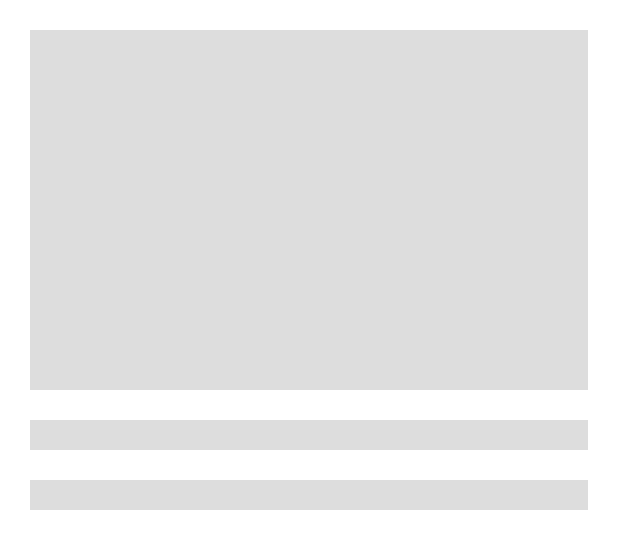
After one commit to zachtrong/Loisusong, an Android app: the layout item_placeholder.xml on its own in the app's theme, with its tools: preview values and no code run, on a phone screen of 412 x 824 dp. The commit adds this screen. Shown: the top 549 px of the screen. Run offline under Robolectric (Android 15) with nearby library versions, the phone set to English and light mode, and no system bars.

Commit message:
add placeholder

```diff
--- a/app/build.gradle
+++ b/app/build.gradle
@@ -70,6 +70,7 @@ dependencies {
 
     implementation 'com.squareup.picasso:picasso:2.71828'
     implementation 'com.makeramen:roundedimageview:2.3.0'
+    implementation 'io.supercharge:shimmerlayout:2.1.0'
 }
 
 realm {
--- a/app/src/main/java/com/example/ztrong/loisusong/activity/MainActivity.java
+++ b/app/src/main/java/com/example/ztrong/loisusong/activity/MainActivity.java
@@ -21,6 +21,7 @@ import com.example.ztrong.loisusong.fragment.LibraryFragment;
 
 import butterknife.BindView;
 import butterknife.ButterKnife;
+import io.supercharge.shimmerlayout.ShimmerLayout;
 
 public class MainActivity extends BaseActivity implements NavigationView.OnNavigationItemSelectedListener {
 
--- a/app/src/main/java/com/example/ztrong/loisusong/adapter/PostsRecyclerAdapter.java
+++ b/app/src/main/java/com/example/ztrong/loisusong/adapter/PostsRecyclerAdapter.java
@@ -14,7 +14,9 @@ import com.example.ztrong.loisusong.R;
 import com.example.ztrong.loisusong.service.model.PostsChild.SizeType;
 import com.example.ztrong.loisusong.service.model.PostsChild.Sizes;
 import com.example.ztrong.loisusong.service.model.PostsModel;
+import com.example.ztrong.loisusong.service.utils.image.BitmapTransform;
 import com.makeramen.roundedimageview.RoundedTransformationBuilder;
+import com.squareup.picasso.MemoryPolicy;
 import com.squareup.picasso.Picasso;
 import com.squareup.picasso.Transformation;
 
--- a/app/src/main/res/layout/drawer_header.xml
+++ b/app/src/main/res/layout/drawer_header.xml
@@ -1,6 +1,6 @@
 <?xml version="1.0" encoding="utf-8"?>
 <RelativeLayout xmlns:android="http://schemas.android.com/apk/res/android"
-    android:background="@drawable/header"
+    android:background="@drawable/header_resized"
     android:layout_gravity="bottom"
     android:layout_width="match_parent"
     android:layout_height="@dimen/nav_header_height"
--- /dev/null
+++ b/app/src/main/res/layout/item_placeholder.xml
@@ -0,0 +1,32 @@
+<?xml version="1.0" encoding="utf-8"?>
+<android.support.constraint.ConstraintLayout xmlns:android="http://schemas.android.com/apk/res/android"
+    android:layout_width="match_parent"
+    android:layout_height="wrap_content"
+    android:layout_margin="@dimen/post_margin"
+    xmlns:app="http://schemas.android.com/apk/res-auto">
+
+    <View
+        android:id="@+id/image"
+        android:layout_width="match_parent"
+        android:layout_height="240dp"
+        android:background="@color/placeHolderBG"
+        />
+    <View
+        android:id="@+id/des"
+        app:layout_constraintTop_toBottomOf="@id/image"
+        android:layout_marginTop="@dimen/post_margin"
+        android:layout_width="match_parent"
+        android:layout_height="20dp"
+        android:background="@color/placeHolderBG"
+        />
+
+    <View
+        android:id="@+id/date"
+        app:layout_constraintTop_toBottomOf="@id/des"
+        android:layout_marginTop="@dimen/post_margin"
+        android:layout_width="match_parent"
+        android:layout_height="20dp"
+        android:background="@color/placeHolderBG"
+        />
+
+</android.support.constraint.ConstraintLayout>
--- a/app/src/main/res/layout/item_post.xml
+++ b/app/src/main/res/layout/item_post.xml
@@ -17,7 +17,7 @@
         app:layout_constraintStart_toStartOf="parent"
         app:layout_constraintEnd_toEndOf="parent"
         app:layout_constraintTop_toTopOf="parent"
-        app:riv_corner_radius="10dip"
+        app:riv_corner_radius="5dip"
         android:layout_width="0dp"
         android:layout_height="0dp" />
 
@@ -26,7 +26,7 @@
         android:layout_width="wrap_content"
         android:layout_height="0dp"
         android:layout_gravity="start"
-        android:fontFamily="@font/lato_light"
+        android:fontFamily="@font/product_sans_regular"
         android:text="Lorem ipsum dolor sit amet"
         app:layout_constraintTop_toBottomOf="@id/iv_item"
         app:layout_constraintStart_toStartOf="parent"
--- a/app/src/main/res/values/colors.xml
+++ b/app/src/main/res/values/colors.xml
@@ -11,4 +11,6 @@
     <color name="background">#f0f0f0</color><!--#3d3d3d</color>-->
     <color name="backgroundGrey">#3d3d3d</color>
     <color name="transparent">#00000000</color>
+
+    <color name="placeHolderBG">#dddddd</color>
 </resources>
```
Also changed, not shown: app/src/main/java/com/example/ztrong/loisusong/fragment/PostFragments/PostFragment.java (+13 -2 lines), app/src/main/java/com/example/ztrong/loisusong/service/utils/image/BitmapTransform.java (added, +33 -0 lines), app/src/main/res/layout/fragment_posts_home.xml (+11 -5 lines), app/src/main/res/layout/placeholder_recycler.xml (added, +19 -0 lines), app/src/main/res/font/product_sans_bold.ttf (added), app/src/main/res/font/product_sans_regular.ttf (added), app/src/main/res/font/roboto_black.ttf (added), app/src/main/res/font/roboto_black_italic.ttf (added), app/src/main/res/font/roboto_bold.ttf (added), app/src/main/res/font/roboto_light.ttf (added), app/src/main/res/font/roboto_medium.ttf (added), app/src/main/res/font/roboto_regular.ttf (added).
